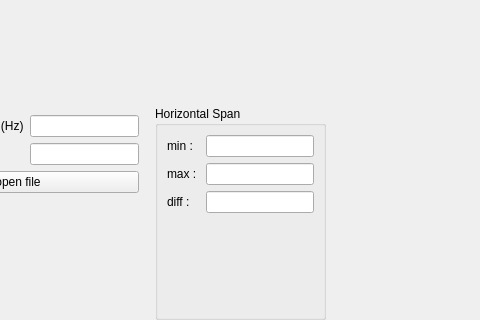
Above: visualization/GUI/signal/signalui.ui from sepehrgh98/PyCoolEdit before the change; both pictures show x 112 to 592 and y 348 to 668 of the 1230 by 668 pixel window. Below: the same form after it.
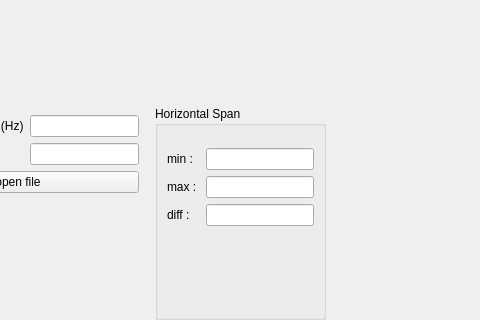
That is the form after the change.

The edit to the form file:
```diff
--- a/visualization/GUI/signal/signalui.ui
+++ b/visualization/GUI/signal/signalui.ui
@@ -92,6 +92,9 @@
           <string>Horizontal Span</string>
          </property>
          <layout class="QFormLayout" name="formLayout_2">
+          <property name="topMargin">
+           <number>22</number>
+          </property>
           <item row="0" column="0">
            <widget class="QLabel" name="label_3">
             <property name="text">
```
